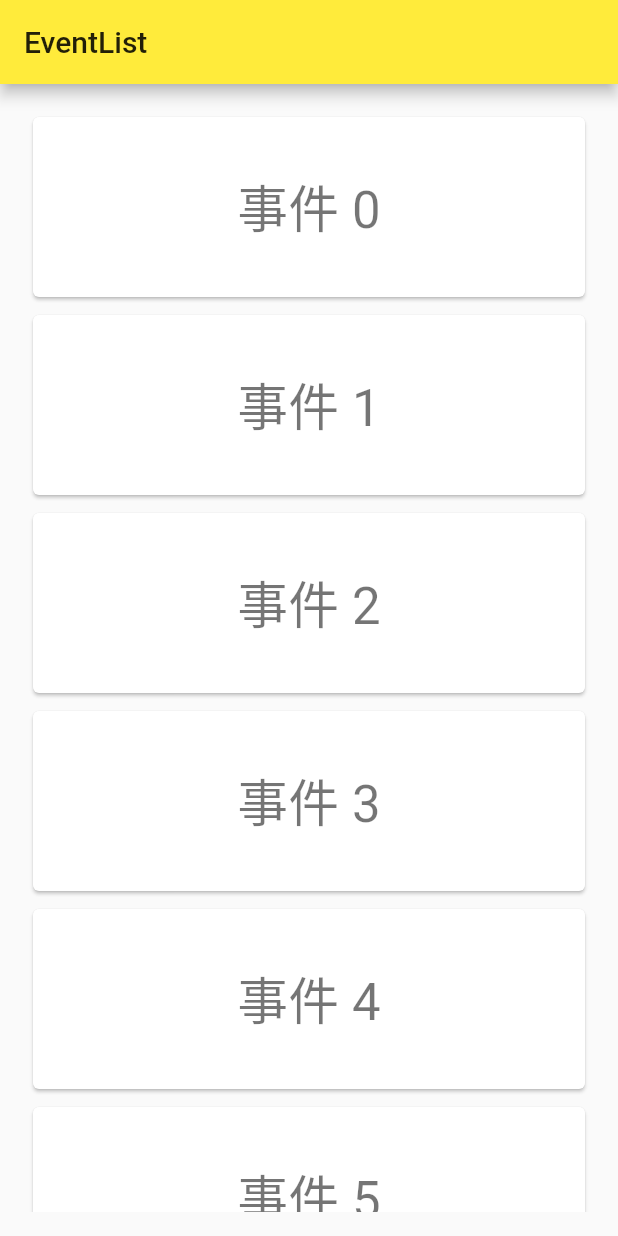
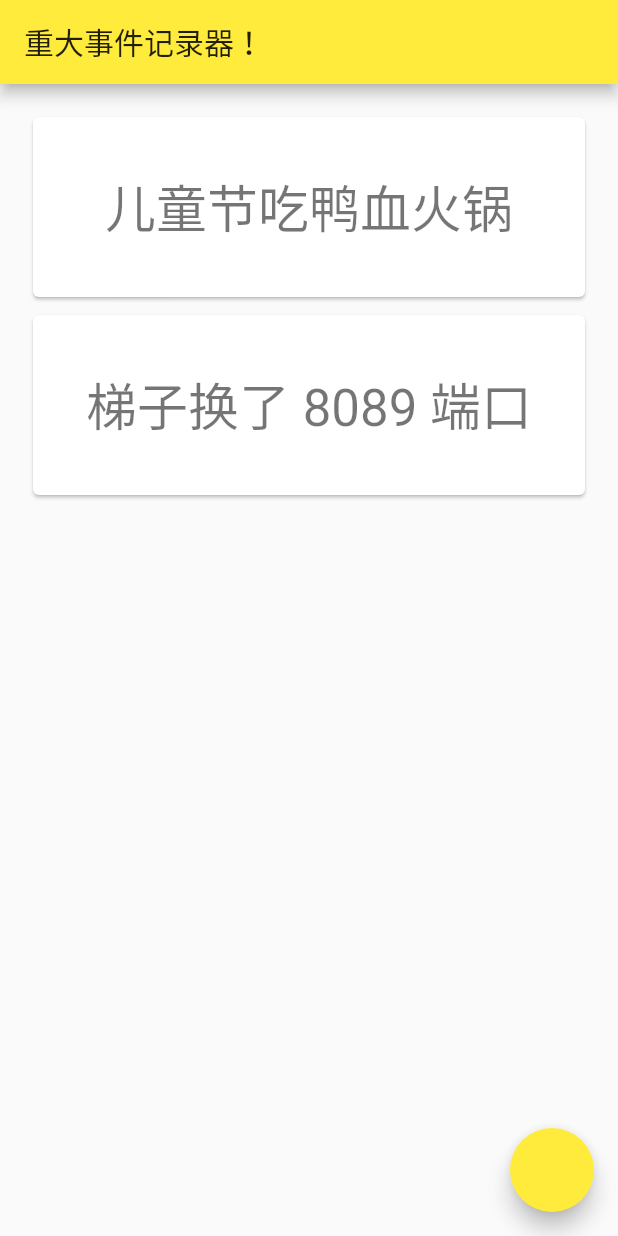
Before and after one commit to Unixtrong/MajarEvent, a Flutter app: the screen it shows after launch, on a phone screen of 412 x 824 dp. Run offline on Flutter 3.47's test engine with Material 2 defaults, Android fonts, the phone set to English and light mode, and no system bars; our stand-ins replace stack_trace.

Commit message:
feat(add_event): 实现添加事件页面
Signed-off-by: danyun <danyun@qiyi.com>

```diff
--- /dev/null
+++ b/lib/const/const.dart
@@ -0,0 +1,3 @@
+class Const {
+  static const bool isDebug = !const bool.fromEnvironment("dart.vm.product");
+}
--- /dev/null
+++ b/lib/data/model/event.dart
@@ -0,0 +1,7 @@
+class Event {
+  String name;
+  DateTime date;
+  Event.now(this.name) {
+    date = DateTime.now();
+  }
+}
--- a/lib/list.dart
+++ /dev/null
@@ -1,97 +0,0 @@
-import 'package:flutter/foundation.dart';
-import 'package:flutter/material.dart';
-
-class EventList extends StatefulWidget {
-  EventList({Key key, this.title}) : super(key: key);
-
-  final String title;
-  @override
-  _EventListState createState() => _EventListState();
-}
-
-class _EventListState extends State<EventList> {
-  final GlobalKey<AnimatedListState> _listKey =
-      new GlobalKey<AnimatedListState>();
-  ListModel<int> _list;
-
-  @override
-  void initState() {
-    super.initState();
-    _list = new ListModel(
-        listKey: _listKey, initialItems: <int>[0, 1, 2, 3, 4, 5, 6, 7, 8]);
-  }
-
-  Widget _buildItem(
-      BuildContext context, int index, Animation<double> animation) {
-    return new CardItem(
-        item: index,
-        animation: animation,
-        onTap: () {
-          final scaffold = Scaffold.of(context);
-          scaffold.showSnackBar(new SnackBar(
-              content: new Text("index: $index"),
-              action: SnackBarAction(
-                  label: 'UNDO', onPressed: scaffold.hideCurrentSnackBar)));
-        });
-  }
-
-  @override
-  Widget build(BuildContext context) {
-    debugPrint("$runtimeType.build, list size: ${_list.length}");
-    return Scaffold(
-        appBar: AppBar(
-          title: Text('EventList'),
-        ),
-        body: new Padding(
-            padding: const EdgeInsets.all(16.0),
-            child: new AnimatedList(
-              key: _listKey,
-              initialItemCount: _list.length,
-              itemBuilder: _buildItem,
-            )));
-  }
-}
-
-class ListModel<E> {
-  final GlobalKey<AnimatedListState> listKey;
-  final List<E> _items;
-
-  ListModel({@required this.listKey, Iterable<E> initialItems})
-      : assert(listKey != null),
-        _items = new List<E>.from(initialItems ?? <E>[]);
-
-  void insert(int index, E item) {
-    _items.insert(index, item);
-  }
-
-  int get length => _items.length;
-  E operator [](int index) => _items[index];
-}
-
-class CardItem extends StatelessWidget {
-  final int item;
-  final Animation<double> animation;
-  final VoidCallback onTap;
-
-  const CardItem({@required this.item, this.onTap, @required this.animation});
-
-  @override
-  Widget build(BuildContext context) {
-    TextStyle textStyle = Theme.of(context).textTheme.display1;
-    return new Padding(
-        padding: const EdgeInsets.all(2.0),
-        child: SizeTransition(
-            axis: Axis.vertical,
-            sizeFactor: animation,
-            child: new GestureDetector(
-                behavior: HitTestBehavior.opaque,
-                onTap: onTap,
-                child: SizedBox(
-                    height: 128.0,
-                    child: new Card(
-                        color: Colors.white,
-                        child: new Center(
-                          child: new Text('事件 $item', style: textStyle),
-                        ))))));
-  }
-}
--- a/lib/main.dart
+++ b/lib/main.dart
@@ -1,11 +1,16 @@
 import 'package:flutter/material.dart';
-import 'package:majar_event/home.dart';
-import 'package:majar_event/list.dart';
+import 'package:majar_event/res/strings.dart';
+import 'package:majar_event/ui/add_event.dart';
+import 'package:majar_event/ui/list.dart';
 
-void main() => runApp(MyApp());
+void main() => runApp(MajarEventApp());
 
-class MyApp extends StatelessWidget {
-  // This widget is the root of your application.
+class MajarEventApp extends StatelessWidget {
+  final Map<String, WidgetBuilder> _routes = <String, WidgetBuilder>{
+    Navigator.defaultRouteName: (context) => EventListPage(title: Strings.titleList),
+    '/add_event': (context) => AddEventPage(title: Strings.titleAddEvent),
+  };
+
   @override
   Widget build(BuildContext context) {
     return MaterialApp(
@@ -22,7 +27,6 @@ class MyApp extends StatelessWidget {
           // is not restarted.
           primarySwatch: Colors.yellow,
         ),
-      home: EventList(title: '重大事件记录器！'),
-    );
+        routes: _routes);
   }
 }
--- /dev/null
+++ b/lib/res/strings.dart
@@ -0,0 +1,16 @@
+class Strings {
+
+  /* 页面标题 */
+
+  static String appName = '重大事件记录器！';
+  static String titleList = appName;
+  static String titleAddEvent = '添加事件';
+
+  /* 控件文案 */
+
+  static String confirm = '确定';
+
+  /* 提示文案 */
+
+  static String addEventEmptyInput = '请输入事件名称';
+}
--- /dev/null
+++ b/lib/tools/logger.dart
@@ -0,0 +1,9 @@
+import 'package:flutter/foundation.dart';
+import 'package:stack_trace/stack_trace.dart';
+
+class Logger {
+  static void debug([String log = '(invoke)']) {
+    var mem = Trace.current().frames[1].member;
+    debugPrint('[ME] $mem -> $log');
+  }
+}
--- /dev/null
+++ b/lib/tools/snack_bar.dart
@@ -0,0 +1,7 @@
+import 'package:flutter/material.dart';
+
+class SnackTool {
+  static show(BuildContext context, String text) {
+    Scaffold.of(context).showSnackBar(new SnackBar(content: new Text(text)));
+  }
+}
--- /dev/null
+++ b/lib/ui/list.dart
@@ -0,0 +1,119 @@
+import 'package:flutter/foundation.dart';
+import 'package:flutter/material.dart';
+import 'package:majar_event/const/const.dart';
+import 'package:majar_event/data/model/event.dart';
+import 'package:majar_event/tools/logger.dart';
+import 'package:majar_event/tools/snack_bar.dart';
+
+class CardItem extends StatelessWidget {
+  final Event item;
+  final Animation<double> animation;
+  final VoidCallback onTap;
+
+  const CardItem(
+      {Key key, @required this.item, this.onTap, @required this.animation})
+      : super(key: key);
+
+  @override
+  Widget build(BuildContext context) {
+    TextStyle textStyle = Theme.of(context).textTheme.display1;
+    return new Padding(
+        padding: const EdgeInsets.all(2.0),
+        child: SizeTransition(
+            axis: Axis.vertical,
+            sizeFactor: animation,
+            child: new GestureDetector(
+                behavior: HitTestBehavior.opaque,
+                onTap: onTap,
+                child: SizedBox(
+                    height: 128.0,
+                    child: new Card(
+                        color: Colors.white,
+                        child: new Center(
+                          child: new Text('${item.name}', style: textStyle),
+                        ))))));
+  }
+}
+
+class EventListPage extends StatefulWidget {
+  final String title;
+
+  EventListPage({Key key, this.title}) : super(key: key);
+  @override
+  _EventListState createState() => _EventListState();
+}
+
+class ListModel<E> {
+  final GlobalKey<AnimatedListState> listKey;
+  final List<E> _items;
+  final dynamic removedItemBuilder;
+  ListModel(
+      {@required this.listKey,
+      @required this.removedItemBuilder,
+      Iterable<E> initialItems})
+      : assert(listKey != null),
+        _items = new List<E>.from(initialItems ?? <E>[]);
+  int get length => _items.length;
+  AnimatedListState get _animatedList => listKey.currentState;
+
+  E operator [](int index) => _items[index];
+
+  void insert(int index, E item) {
+    _items.insert(index, item);
+    _animatedList.insertItem(index);
+  }
+}
+
+class _EventListState extends State<EventListPage> {
+  final GlobalKey<AnimatedListState> _listKey =
+      new GlobalKey<AnimatedListState>();
+  ListModel<Event> _list;
+
+  @override
+  Widget build(BuildContext context) {
+    Logger.debug();
+    return Scaffold(
+        appBar: AppBar(
+          title: Text(widget.title),
+        ),
+        body: new Padding(
+            padding: const EdgeInsets.all(16.0),
+            child: new AnimatedList(
+              key: _listKey,
+              initialItemCount: _list.length,
+              itemBuilder: _buildCardItem,
+            )),
+        floatingActionButton: new Builder(
+            builder: (context) =>
+                new FloatingActionButton(onPressed: _openAddEventDialog)));
+  }
+
+  @override
+  void initState() {
+    super.initState();
+    var event1 = Event.now('儿童节吃鸭血火锅');
+    var event2 = Event.now('梯子换了 8089 端口');
+    _list = new ListModel(
+        listKey: _listKey,
+        removedItemBuilder: null,
+        initialItems: <Event>[event1, event2]);
+  }
+
+  Widget _buildCardItem(
+      BuildContext context, int index, Animation<double> animation) {
+    return new CardItem(
+        item: _list[index],
+        animation: animation,
+        onTap: Const.isDebug
+            ? () {
+                SnackTool.show(context, "text: $index");
+              }
+            : null);
+  }
+
+  void _openAddEventDialog() async {
+    var event = await Navigator.of(context).pushNamed('/add_event');
+    Logger.debug((event as Event).name);
+    _list.insert(0, event);
+  }
+}
--- a/pubspec.yaml
+++ b/pubspec.yaml
@@ -15,6 +15,7 @@ environment:
 dependencies:
   flutter:
     sdk: flutter
+  sqflite: ^1.1.0
 
   # The following adds the Cupertino Icons font to your application.
   # Use with the CupertinoIcons class for iOS style icons.
```
Also changed, not shown: lib/home.dart (deleted, +0 -48 lines), lib/ui/add_event.dart (added, +77 -0 lines), 1 other file. Lines whose indentation alone changed are shown as unchanged.
